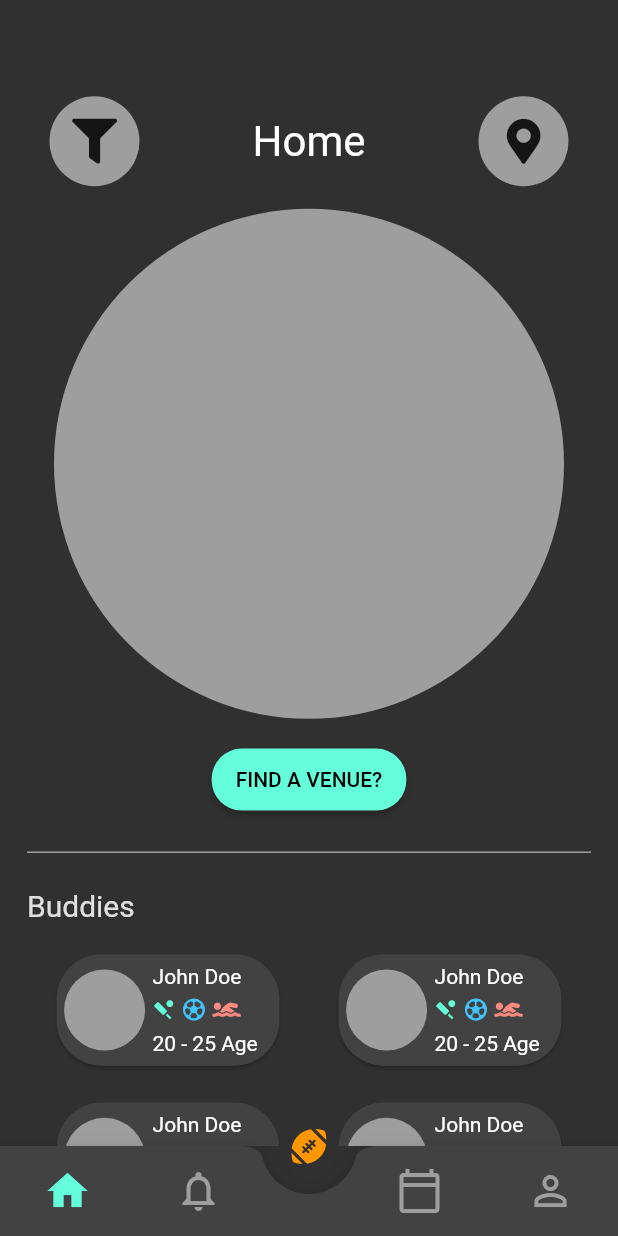
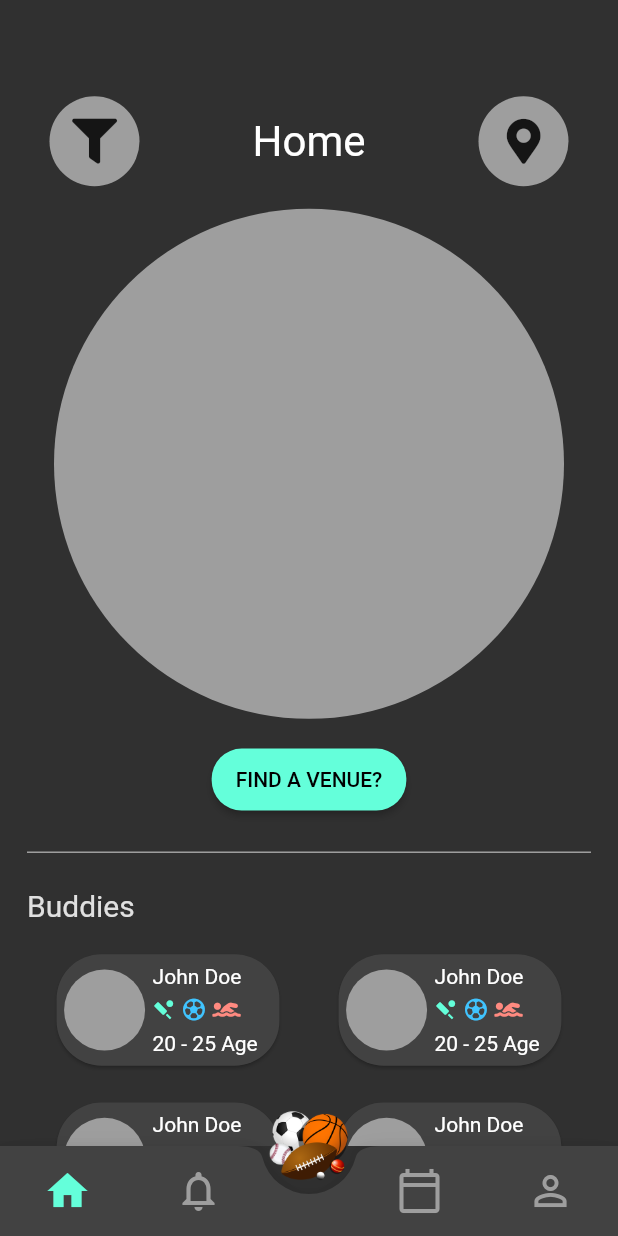
Before and after one commit to Taber1/SportsAppUIKIT, a Flutter app: the BottomAppbarScreen screen opened directly, on a phone screen of 412 x 824 dp. Run offline on Flutter 3.47's test engine with Material 2 defaults, Android fonts, the phone set to English and light mode, and no system bars; our stand-ins replace font_awesome_flutter.

Commit message:
towards completion Alhamdulillah

```diff
--- a/lib/bottomAppbar.dart
+++ b/lib/bottomAppbar.dart
@@ -42,11 +42,7 @@ class _BottomAppbarScreenState extends State<BottomAppbarScreen> {
               currentTab = 5;
             });
           },
-        child: Icon(
-          FontAwesomeIcons.footballBall,
-          color: Colors.orange,
-        ),
-      ),
+          child: Image.asset('assets/images/sport-35492.png')),
       floatingActionButtonLocation: FloatingActionButtonLocation.centerDocked,
       bottomNavigationBar: BottomAppBar(
         shape: CircularNotchedRectangle(),
--- a/lib/notifications.dart
+++ b/lib/notifications.dart
@@ -138,11 +138,10 @@ class _NotificationScreenState extends State<NotificationScreen> {
 
 class EachCard extends StatelessWidget {
   final IconData icon;
+  final String name;
+  final String status;
   final Color color;
-  final String sport;
-  final String date;
-  final String time;
-  EachCard({this.icon, this.color, this.sport, this.date, this.time});
+  EachCard({this.icon, this.name, this.status, this.color});
   @override
   Widget build(BuildContext context) {
     return Container(
--- a/pubspec.yaml
+++ b/pubspec.yaml
@@ -48,8 +48,8 @@ flutter:
   uses-material-design: true
 
   # To add assets to your application, add an assets section, like this:
-  # assets:
-  #   - images/a_dot_burr.jpeg
+  assets:
+    - assets/images/
   #   - images/a_dot_ham.jpeg
 
   # An image asset can refer to one or more resolution-specific "variants", see
```
Also changed, not shown: assets/images/sport-35492.png (added). Lines whose indentation alone changed are shown as unchanged.
